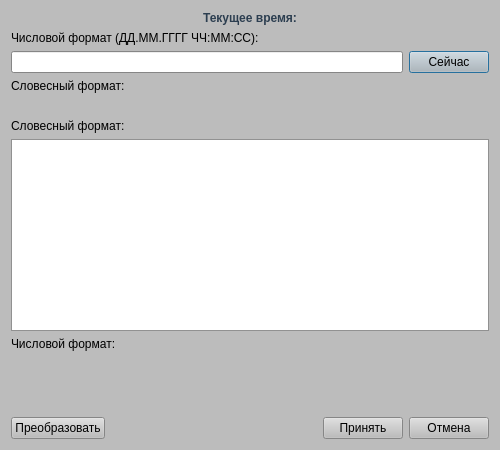
Marlon2132/HHCrewgroup, file clock_project/datetimeinputdialog.ui: the form before one commit.
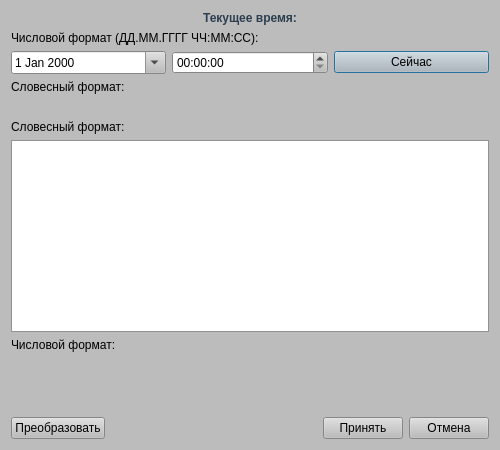
The form after the commit.

```diff
--- a/clock_project/datetimeinputdialog.ui
+++ b/clock_project/datetimeinputdialog.ui
@@ -509,7 +509,14 @@
    <item>
     <layout class="QHBoxLayout" name="horizontalLayout_2">
      <item>
-      <widget class="QLineEdit" name="numericInput"/>
+        <widget class="QDateEdit" name="dateEdit">
+            <property name="calendarPopup">
+                <bool>true</bool>
+            </property>
+        </widget>
+    </item>
+    <item>
+        <widget class="QTimeEdit" name="timeEdit"/>
      </item>
      <item>
       <widget class="QPushButton" name="currentTimeBtn">
```
Lines whose indentation alone changed are shown as unchanged.
